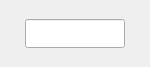
joshuawootonn/time-track, file Source/Labor-Tracker/loginform.ui: the form before one commit.
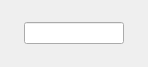
The form after the commit.

```diff
--- a/Source/Labor-Tracker/loginform.ui
+++ b/Source/Labor-Tracker/loginform.ui
@@ -6,19 +6,55 @@
    <rect>
     <x>0</x>
     <y>0</y>
-    <width>142</width>
+    <width>148</width>
     <height>67</height>
    </rect>
   </property>
   <property name="font">
    <font>
     <family>Calibri</family>
-    <pointsize>12</pointsize>
+    <pointsize>-1</pointsize>
    </font>
   </property>
   <property name="windowTitle">
    <string>Time-Track</string>
   </property>
+  <property name="styleSheet">
+   <string notr="true">*{
+font-family:&quot;Calibri&quot;;
+font-size: 14px;
+
+}
+QTabWidget{
+margin:0px;
+padding:0px;
+border-top: 15px solid #D3D3D3;
+
+}
+QStackedWidget{
+margin:0px;
+padding:0px;
+}
+QWidget{
+margin:0px;
+padding:0px;
+}
+
+QPushButton{
+padding:3px;
+}
+QRadioButton{
+padding:0px;
+margin:0px;
+}
+
+QTabWidget{
+
+}
+QGroupBox { 
+   
+ } </string>
+  </property>
   <layout class="QGridLayout" name="gridLayout">
    <item row="0" column="2">
     <widget class="QLineEdit" name="passEdit">
@@ -37,7 +73,7 @@
      <property name="font">
       <font>
        <family>Calibri</family>
-       <pointsize>12</pointsize>
+       <pointsize>-1</pointsize>
       </font>
      </property>
      <property name="maxLength">
```
